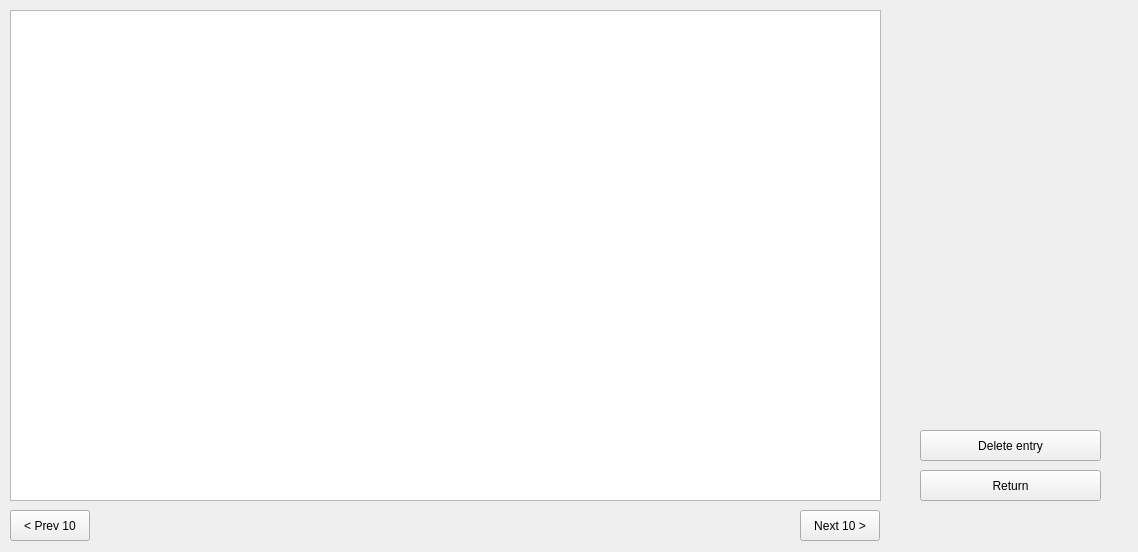
Roenski/StockTracker, file ui/guiTransList.ui: the form before one commit.
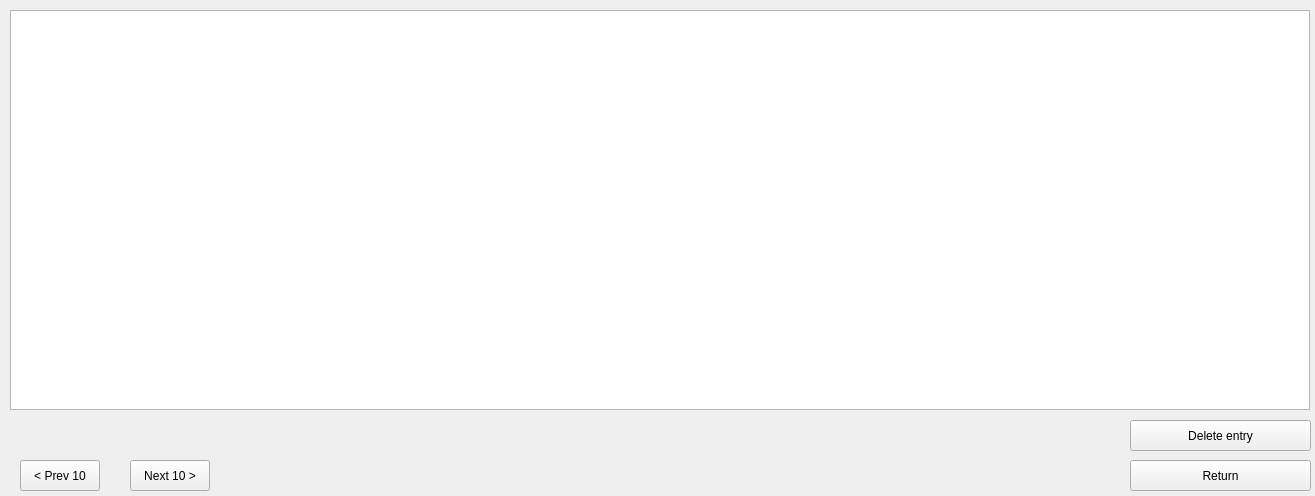
The form after the commit.

Commit message: Column names Also slightly adjusted main window size

Patch:
```diff
--- a/ui/guiTransList.ui
+++ b/ui/guiTransList.ui
@@ -6,8 +6,8 @@
    <rect>
     <x>0</x>
     <y>0</y>
-    <width>1138</width>
-    <height>552</height>
+    <width>1315</width>
+    <height>496</height>
    </rect>
   </property>
   <property name="windowTitle">
@@ -21,8 +21,8 @@
     <rect>
      <x>10</x>
      <y>10</y>
-     <width>871</width>
-     <height>491</height>
+     <width>1300</width>
+     <height>400</height>
     </rect>
    </property>
    <property name="selectionMode">
@@ -35,8 +35,8 @@
   <widget class="QPushButton" name="delete_btn">
    <property name="geometry">
     <rect>
-     <x>920</x>
-     <y>430</y>
+     <x>1130</x>
+     <y>420</y>
      <width>181</width>
      <height>31</height>
     </rect>
@@ -48,8 +48,8 @@
   <widget class="QPushButton" name="next_btn">
    <property name="geometry">
     <rect>
-     <x>800</x>
-     <y>510</y>
+     <x>130</x>
+     <y>460</y>
      <width>80</width>
      <height>31</height>
     </rect>
@@ -61,8 +61,8 @@
   <widget class="QPushButton" name="prev_btn">
    <property name="geometry">
     <rect>
-     <x>10</x>
-     <y>510</y>
+     <x>20</x>
+     <y>460</y>
      <width>80</width>
      <height>31</height>
     </rect>
@@ -74,8 +74,8 @@
   <widget class="QPushButton" name="return_btn">
    <property name="geometry">
     <rect>
-     <x>920</x>
-     <y>470</y>
+     <x>1130</x>
+     <y>460</y>
      <width>181</width>
      <height>31</height>
     </rect>
```
The commit also changes 3 other files.
